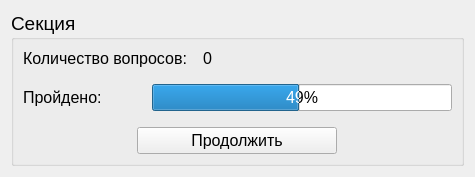
TheMrButcher/offline-mentor, file training/sectionwidget.ui: the form before one commit.
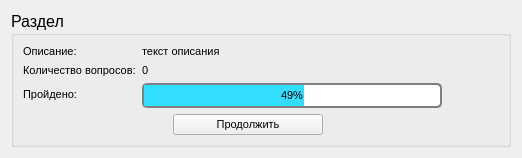
The form after the commit.

```diff
--- a/training/sectionwidget.ui
+++ b/training/sectionwidget.ui
@@ -6,12 +6,12 @@
    <rect>
     <x>0</x>
     <y>0</y>
-    <width>469</width>
-    <height>172</height>
+    <width>518</width>
+    <height>149</height>
    </rect>
   </property>
   <property name="sizePolicy">
-   <sizepolicy hsizetype="Preferred" vsizetype="Minimum">
+   <sizepolicy hsizetype="Preferred" vsizetype="Fixed">
     <horstretch>0</horstretch>
     <verstretch>0</verstretch>
    </sizepolicy>
@@ -21,23 +21,29 @@
   </property>
   <layout class="QVBoxLayout" name="verticalLayout_2">
    <property name="sizeConstraint">
-    <enum>QLayout::SetFixedSize</enum>
+    <enum>QLayout::SetDefaultConstraint</enum>
    </property>
    <item>
     <widget class="QGroupBox" name="groupBox">
      <property name="sizePolicy">
-      <sizepolicy hsizetype="Minimum" vsizetype="Minimum">
+      <sizepolicy hsizetype="Preferred" vsizetype="Fixed">
        <horstretch>0</horstretch>
        <verstretch>0</verstretch>
       </sizepolicy>
      </property>
+     <property name="minimumSize">
+      <size>
+       <width>500</width>
+       <height>0</height>
+      </size>
+     </property>
      <property name="font">
       <font>
-       <pointsize>14</pointsize>
+       <pointsize>12</pointsize>
       </font>
      </property>
      <property name="title">
-      <string>Секция</string>
+      <string>Раздел</string>
      </property>
      <property name="flat">
       <bool>false</bool>
@@ -47,21 +53,45 @@
      </property>
      <layout class="QVBoxLayout" name="verticalLayout">
       <property name="spacing">
-       <number>16</number>
+       <number>6</number>
       </property>
       <property name="sizeConstraint">
-       <enum>QLayout::SetFixedSize</enum>
+       <enum>QLayout::SetDefaultConstraint</enum>
       </property>
       <item>
-       <layout class="QHBoxLayout" name="horizontalLayout">
-        <property name="sizeConstraint">
-         <enum>QLayout::SetFixedSize</enum>
-        </property>
-        <item>
+       <layout class="QFormLayout" name="formLayout">
+        <item row="0" column="0">
+         <widget class="QLabel" name="label_3">
+          <property name="font">
+           <font>
+            <pointsize>8</pointsize>
+           </font>
+          </property>
+          <property name="text">
+           <string>Описание:</string>
+          </property>
+         </widget>
+        </item>
+        <item row="0" column="1">
+         <widget class="QLabel" name="descriptionLabel">
+          <property name="font">
+           <font>
+            <pointsize>8</pointsize>
+           </font>
+          </property>
+          <property name="text">
+           <string>текст описания</string>
+          </property>
+          <property name="wordWrap">
+           <bool>true</bool>
+          </property>
+         </widget>
+        </item>
+        <item row="1" column="0">
          <widget class="QLabel" name="label">
           <property name="font">
            <font>
-            <pointsize>12</pointsize>
+            <pointsize>8</pointsize>
            </font>
           </property>
           <property name="text">
@@ -69,17 +99,11 @@
           </property>
          </widget>
         </item>
-        <item>
+        <item row="1" column="1">
          <widget class="QLabel" name="questionsNumLabel">
-          <property name="sizePolicy">
-           <sizepolicy hsizetype="Minimum" vsizetype="Preferred">
-            <horstretch>1</horstretch>
-            <verstretch>0</verstretch>
-           </sizepolicy>
-          </property>
           <property name="font">
            <font>
-            <pointsize>12</pointsize>
+            <pointsize>8</pointsize>
            </font>
           </property>
           <property name="text">
@@ -87,17 +111,7 @@
           </property>
          </widget>
         </item>
-       </layout>
-      </item>
-      <item>
-       <layout class="QHBoxLayout" name="horizontalLayout_2">
-        <property name="spacing">
-         <number>50</number>
-        </property>
-        <property name="sizeConstraint">
-         <enum>QLayout::SetFixedSize</enum>
-        </property>
-        <item>
+        <item row="2" column="0">
          <widget class="QLabel" name="label_2">
           <property name="sizePolicy">
            <sizepolicy hsizetype="Fixed" vsizetype="Preferred">
@@ -107,7 +121,7 @@
           </property>
           <property name="font">
            <font>
-            <pointsize>12</pointsize>
+            <pointsize>8</pointsize>
            </font>
           </property>
           <property name="text">
@@ -115,7 +129,7 @@
           </property>
          </widget>
         </item>
-        <item>
+        <item row="2" column="1">
          <widget class="QProgressBar" name="progressBar">
           <property name="enabled">
            <bool>true</bool>
@@ -140,12 +154,24 @@
           </property>
           <property name="font">
            <font>
-            <pointsize>12</pointsize>
+            <pointsize>8</pointsize>
             <italic>false</italic>
             <underline>false</underline>
             <kerning>true</kerning>
            </font>
           </property>
+          <property name="styleSheet">
+           <string notr="true">QProgressBar {
+    border: 2px solid grey;
+    border-radius: 5px;
+    text-align: center;
+}
+
+QProgressBar::chunk {
+	background-color: rgb(51, 221, 255);
+    width: 20px;
+}</string>
+          </property>
           <property name="value">
            <number>49</number>
           </property>
@@ -170,6 +196,22 @@
         <property name="sizeConstraint">
          <enum>QLayout::SetFixedSize</enum>
         </property>
+        <item>
+         <spacer name="horizontalSpacer">
+          <property name="orientation">
+           <enum>Qt::Horizontal</enum>
+          </property>
+          <property name="sizeType">
+           <enum>QSizePolicy::Fixed</enum>
+          </property>
+          <property name="sizeHint" stdset="0">
+           <size>
+            <width>150</width>
+            <height>20</height>
+           </size>
+          </property>
+         </spacer>
+        </item>
         <item>
          <widget class="QPushButton" name="enterButton">
           <property name="sizePolicy">
@@ -178,15 +220,21 @@
             <verstretch>0</verstretch>
            </sizepolicy>
           </property>
+          <property name="minimumSize">
+           <size>
+            <width>150</width>
+            <height>0</height>
+           </size>
+          </property>
           <property name="maximumSize">
            <size>
-            <width>200</width>
+            <width>150</width>
             <height>16777215</height>
            </size>
           </property>
           <property name="font">
            <font>
-            <pointsize>12</pointsize>
+            <pointsize>8</pointsize>
            </font>
           </property>
           <property name="text">
@@ -203,6 +251,19 @@
           </property>
          </widget>
         </item>
+        <item>
+         <spacer name="horizontalSpacer_2">
+          <property name="orientation">
+           <enum>Qt::Horizontal</enum>
+          </property>
+          <property name="sizeHint" stdset="0">
+           <size>
+            <width>40</width>
+            <height>20</height>
+           </size>
+          </property>
+         </spacer>
+        </item>
        </layout>
       </item>
      </layout>
```
